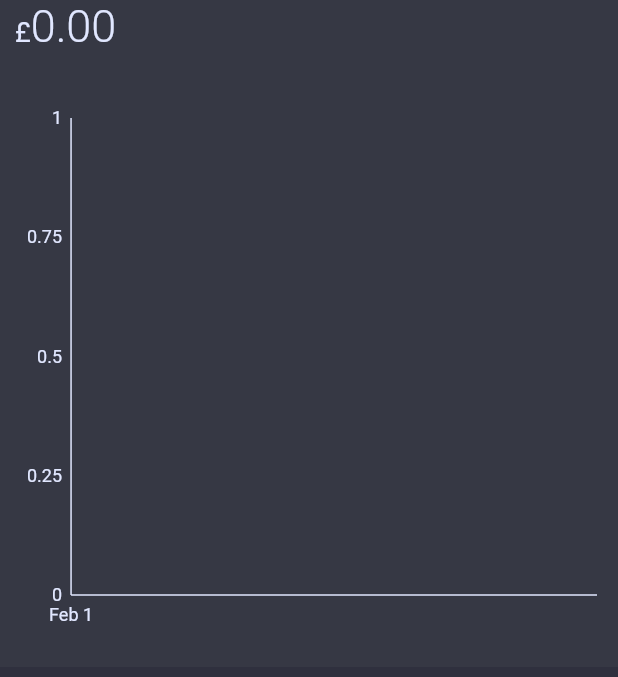
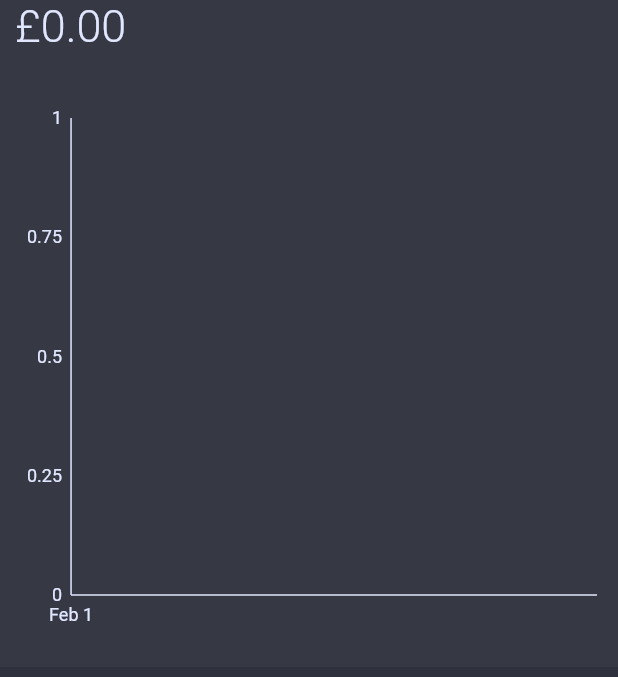
Before and after one commit to alastairrmcneill/Worthi, a Flutter app: the screen it shows once a user with an empty profile is signed in, on a phone screen of 412 x 824 dp, the part 125-802 px from its top. Run offline on Flutter 3.47's test engine with Material 2 defaults, Android fonts, the phone set to English and light mode, and no system bars; drawn by our look-alikes of showcaseview; our stand-ins replace auto_size_text, charts_flutter, cloud_firestore, firebase_auth, firebase_core, fl_chart and 4 more; accounts and stored records are empty; Roboto replaces fonts that are missing (Open Sans).

Commit message:
Released initial andoid app

```diff
--- a/lib/models/account_model.dart
+++ b/lib/models/account_model.dart
@@ -52,14 +52,14 @@ class Account {
     );
   }
 
-  updateBalance({required DateTime date, required double? deposited, required double value}) {
+  updateBalance({required Timestamp date, required double? deposited, required double value}) {
     Map<String, Object?> update = {
       AccountFields.date: date,
       AccountFields.deposited: deposited,
       AccountFields.value: value,
     };
     for (var i = 0; i < history.length; i++) {
-      if (date.isAfter((history[i][AccountFields.date] as Timestamp).toDate())) {
+      if (date.toDate().isAfter((history[i][AccountFields.date] as Timestamp).toDate())) {
         history.insert(i, update);
         break;
       } else {
--- a/lib/services/account_database.dart
+++ b/lib/services/account_database.dart
@@ -95,7 +95,8 @@ class AccountDatabase {
       DocumentReference ref = _usersRef.doc(userId).collection('accounts').doc(newAccount.id!);
       await ref.update(newAccount.toJSON());
       await readAllAccounts(context);
-      await readAccount(context, id: newAccount.id!);
+
+      // await readAccount(context, id: newAccount.id!);
     } on FirebaseException catch (error) {
       showErrorDialog(context, error.message!);
     }
--- a/lib/widgets/auth/login_header.dart
+++ b/lib/widgets/auth/login_header.dart
@@ -22,8 +22,8 @@ class LoginHeader extends StatelessWidget {
           ),
           const SizedBox(height: 35),
           Text(
-            'Welcome to Finance Master 3000!',
-            style: Theme.of(context).textTheme.headline5,
+            'Worthi',
+            style: Theme.of(context).textTheme.headline5!.copyWith(fontSize: 30),
           ),
           const SizedBox(height: 5),
           Text(
--- a/lib/widgets/chart.dart
+++ b/lib/widgets/chart.dart
@@ -57,17 +57,7 @@ class Chart extends StatelessWidget {
       dataDeposits.add(TimeSeriesTotals(date, deposit));
     }
 
-    if (accountNotifier.filter != AccountTypes.investment) {
-      return [
-        Series<TimeSeriesTotals, DateTime>(
-          id: 'Value',
-          data: dataValues,
-          domainFn: (TimeSeriesTotals totals, _) => totals.time,
-          measureFn: (TimeSeriesTotals totals, _) => totals.total,
-          seriesColor: Color(r: MyColors.background.red, g: MyColors.blueAccent.green, b: MyColors.blueAccent.blue),
-        ),
-      ];
-    } else {
+    if (accountNotifier.filter.length == 1 && accountNotifier.filter.contains(AccountTypes.investment)) {
       return [
         Series<TimeSeriesTotals, DateTime>(
           id: 'Value',
@@ -83,6 +73,16 @@ class Chart extends StatelessWidget {
           measureFn: (TimeSeriesTotals totals, _) => totals.total,
           seriesColor: ColorUtil.fromDartColor(Colors.grey),
           dashPatternFn: (datum, index) => [2, 2],
+        ),
+      ];
+    } else {
+      return [
+        Series<TimeSeriesTotals, DateTime>(
+          id: 'Value',
+          data: dataValues,
+          domainFn: (TimeSeriesTotals totals, _) => totals.time,
+          measureFn: (TimeSeriesTotals totals, _) => totals.total,
+          seriesColor: Color(r: MyColors.background.red, g: MyColors.blueAccent.green, b: MyColors.blueAccent.blue),
         ),
       ];
     }
@@ -128,7 +128,7 @@ class Chart extends StatelessWidget {
                   includeArea: true,
                   areaOpacity: 0.05,
                 ),
-                behaviors: accountNotifier.filter == AccountTypes.investment ? [SeriesLegend()] : [],
+                behaviors: (accountNotifier.filter.length == 1 && accountNotifier.filter.contains(AccountTypes.investment)) ? [SeriesLegend()] : [],
               ),
             )
           : const Center(child: CircularProgressIndicator()),
--- a/lib/widgets/general/custom_dialog.dart
+++ b/lib/widgets/general/custom_dialog.dart
@@ -84,7 +84,7 @@ showAddEntryDialog(BuildContext context, Account account) {
                     }
                     _formKey.currentState!.save();
                     account.updateBalance(
-                      date: _date,
+                      date: Timestamp.fromDate(_date),
                       deposited: account.type == AccountTypes.investment ? double.parse(_depositedController.text.trim()) : null,
                       value: double.parse(_balanceController.text.trim()),
                     );
--- a/lib/widgets/total_value.dart
+++ b/lib/widgets/total_value.dart
@@ -23,7 +23,7 @@ class TotalValue extends StatelessWidget {
   }
 
   String _buildInvested(AccountNotifier accountNotifier) {
-    if (accountNotifier.filter != AccountTypes.investment) return "0.00";
+    if (!accountNotifier.filter.contains(AccountTypes.investment) || accountNotifier.filter.length > 1) return "0.00";
     List<Account> accounts = accountNotifier.filteredAccounts!;
     double runningTotal = 0;
 
@@ -35,7 +35,7 @@ class TotalValue extends StatelessWidget {
   }
 
   String _buildReturns(AccountNotifier accountNotifier) {
-    if (accountNotifier.filter != AccountTypes.investment) return "0.00";
+    if (!accountNotifier.filter.contains(AccountTypes.investment) || accountNotifier.filter.length > 1) return "0.00";
     List<Account> accounts = accountNotifier.filteredAccounts!;
     double runningTotalDepostied = 0;
     double runningTotalValue = 0;
@@ -68,17 +68,9 @@ class TotalValue extends StatelessWidget {
             fontWeight: FontWeight.w300,
           ),
         ),
-        RichText(
-          text: TextSpan(
-            text: settingsNotifier.currency,
-            style: const TextStyle(fontSize: 18, color: Color(0xFFE1E7FF)),
-            children: [
-              TextSpan(
-                text: total,
-                style: const TextStyle(fontSize: 30, fontWeight: FontWeight.w300, color: Color(0xFFE1E7FF)),
-              ),
-            ],
-          ),
+        Text(
+          total[0] == '-' ? ' -${settingsNotifier.currency}${total.substring(1)}' : '${settingsNotifier.currency}$total',
+          style: const TextStyle(fontSize: 30, fontWeight: FontWeight.w300),
         ),
         const SizedBox(height: 10),
         accountNotifier.filter.length == 1
```
Also changed, not shown: lib/widgets/account_history_list_tile.dart (+157 -15 lines), pubspec.yaml (+12 -5 lines), assets/app_logo.png (added), assets/logo_foreground.png (added), pubspec.lock, 39 other files.
